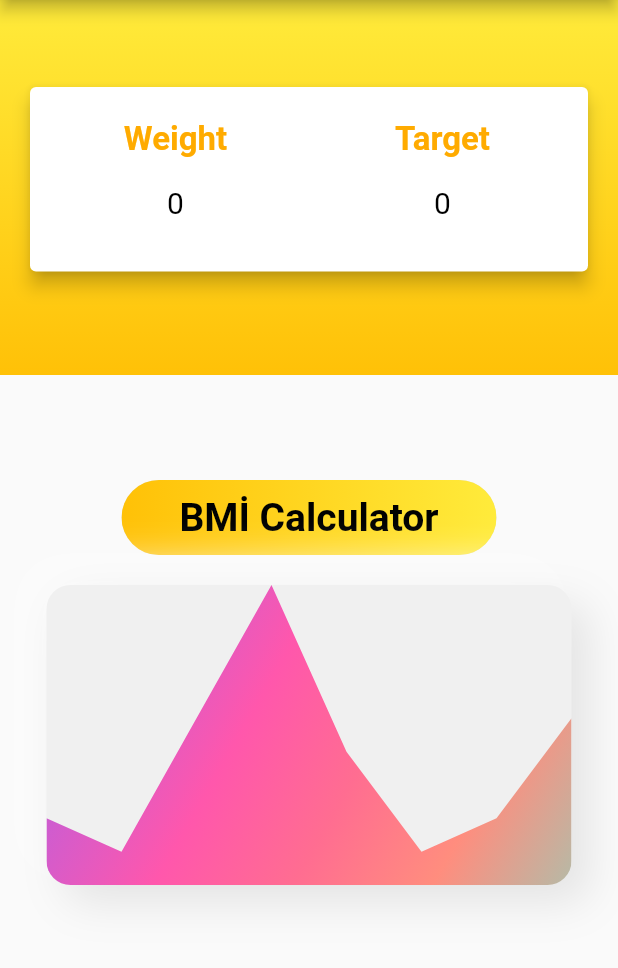
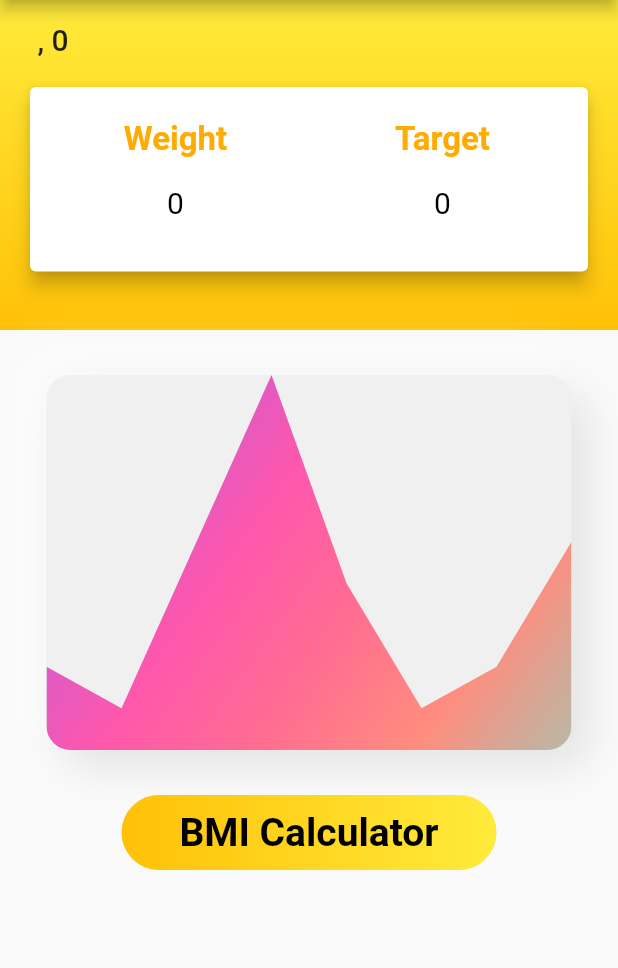
Before and after one commit to Ywhire/app, a Flutter app: the MyProfilePage screen opened by its route, on a phone screen of 412 x 824 dp, the part 84-1052 px from its top. Run offline on Flutter 3.47's test engine with Material 2 defaults, Android fonts, the phone set to English and light mode, and no system bars; drawn by our look-alikes of clay_containers; our stand-ins replace cloud_firestore, firebase_auth, firebase_core, table_calendar; accounts and stored records are empty.

Commit message:
UI Changes

```diff
--- a/lib/module/myprofile/bmiCalculatorScreen.dart
+++ b/lib/module/myprofile/bmiCalculatorScreen.dart
@@ -18,6 +18,9 @@ class _bmiCalculatorScreenState extends State<bmiCalculatorScreen> {
   @override
   Widget build(BuildContext context) {
     return Scaffold(
+      appBar: AppBar(
+        title: Text("BMI Calculator"),
+      ),
       body: SingleChildScrollView(
         child: Container(
           width: double.infinity,
--- a/lib/module/myprofile/my_profile_page.dart
+++ b/lib/module/myprofile/my_profile_page.dart
@@ -1,5 +1,3 @@
-import 'dart:developer';
-
 import 'package:app/module/myprofile/bmiCalculatorScreen.dart';
 import 'package:app/module/myprofile/chart.dart';
 import 'package:app/widget/drawer.dart';
@@ -8,8 +6,6 @@ import 'package:cloud_firestore/cloud_firestore.dart';
 import 'package:firebase_auth/firebase_auth.dart';
 import 'package:firebase_core/firebase_core.dart';
 import 'package:flutter/material.dart';
-
-
 
 class MyProfilePage  extends StatefulWidget {
   @override
@@ -20,11 +16,13 @@ class MyProfilePage  extends StatefulWidget {
 final data = [20.0,10.0,50.0,90.0,40.0,10.0,20.0,50.0];
 
 class _MyProfilePageState extends State<MyProfilePage>{
+  bool loading = true;
   var weight;
   var target = "0";
   String uId;
   String name;
   String surname;
+  int age;
 
   Future<void> fetchData() async{
     setState(() {
@@ -40,10 +38,13 @@ class _MyProfilePageState extends State<MyProfilePage>{
     var uname = documentData['name'];
     var usurname = documentData['surname'];
     var uweight = documentData['weight'];
+    var uage = documentData['age'];
     setState(() {
       name = uname;
       surname = usurname;
+      age = uage;
       weight = uweight.toString();
+      loading = false;
     });
   }
 
@@ -90,13 +91,12 @@ class _MyProfilePageState extends State<MyProfilePage>{
 
   @override
   Widget build(BuildContext context) {
-
     return new Scaffold(
       appBar: AppBar(
         title: Text("My Profile"),
       ),
       drawer: SideDrawer(),
-      body: Column(
+      body: loading ? Center(child: CircularProgressIndicator()): Column(
         children: <Widget>[
           Container(
               decoration: BoxDecoration(
@@ -108,17 +108,16 @@ class _MyProfilePageState extends State<MyProfilePage>{
               ),
               child: Container(
                 width: double.infinity,
-                height: 250.0,
+                height: 220.0,
                 child: Center(
                   child: Column(
                     crossAxisAlignment: CrossAxisAlignment.start,
                     mainAxisAlignment: MainAxisAlignment.start,
-
                     children: <Widget>[
                       SizedBox(height: 15,),
                       Padding(
                         padding: const EdgeInsets.only(left: 20.0),
-                        child: Text("${name} ${surname}" ,style: TextStyle(fontSize: 20, fontWeight: FontWeight.w500),),
+                        child: Text("${name} ${surname}, ${age.toString()}" ,style: TextStyle(fontSize: 20, fontWeight: FontWeight.w500),),
                       ),
                       SizedBox(height: 15,),
                       Card(
@@ -153,24 +152,22 @@ class _MyProfilePageState extends State<MyProfilePage>{
                                               fontSize: 20
                                           )
                                       ),
-
                                       onPressed: (){
                                         createAlertDialog(context).then((value){
+                                          if(value != null){
                                             setState(() {
                                               weight = value;
                                             });
+                                          }
                                         });
                                       },
                                       child: Text(weight.toString()),
-
                                     )
-
                                   ],
                                 ),
                               ),
                               Expanded(
                                 child: Column(
-
                                   children: <Widget>[
                                     Text(
                                       "Target",
@@ -199,7 +196,6 @@ class _MyProfilePageState extends State<MyProfilePage>{
                                         });
                                       },
                                       child: Text(target),
-
                                     )
                                   ],
                                 ),
@@ -214,28 +210,20 @@ class _MyProfilePageState extends State<MyProfilePage>{
                 ),
               )
           ),
-          Container(
-            child: Padding(
-              padding: const EdgeInsets.symmetric(vertical: 30.0,horizontal: 16.0),
-              child: Column(
-                mainAxisAlignment: MainAxisAlignment.center,
-                crossAxisAlignment: CrossAxisAlignment.start,
-                children: <Widget>[
-
-                  SizedBox(
-                    height: 10.0,
-                  ),
-
-                ],
+          SizedBox(height: 30,),
+          ClayContainer(
+                  height: 250,
+                  width: 350,
+                  depth: 12,
+                  spread: 12,
+                  borderRadius: 16,
+                  child: Chart(
+                    data: data,
                   ),
           ),
-          ),
-          SizedBox(
-            height: 0.0,
-          ),
+          SizedBox(height: 30.0,),
           Container(
             width: 250.00,
-
             child: RaisedButton(
               onPressed: (){
                 Navigator.push(context , MaterialPageRoute(
@@ -259,28 +247,13 @@ class _MyProfilePageState extends State<MyProfilePage>{
                 child: Container(
                   constraints: BoxConstraints(maxWidth: 300.0, minHeight: 50.0),
                   alignment: Alignment.center,
-                    child: Text("BMİ Calculator",
+                  child: Text("BMI Calculator",
                     style: TextStyle(color: Colors.black, fontSize: 26.0, fontWeight:FontWeight.bold),
                   ),
                 ),
               ),
             ),
           ),
-
-
-                SizedBox(
-                  height: 20.0,
-                ),
-                ClayContainer(
-                  height: 200,
-                  width: 350,
-                  depth: 12,
-                  spread: 12,
-                  borderRadius: 16,
-                  child: Chart(
-                    data: data,
-                  ),
-                )
         ],
 
       ),
```
Also changed, not shown: lib/module/mykitchen/stock_data.dart (deleted, +0 -43 lines). Lines whose indentation alone changed are shown as unchanged.
